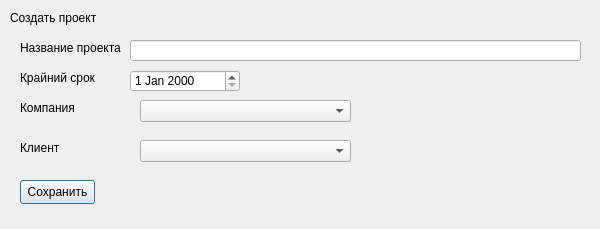
This is createProjectDialog.ui in Barnaga/TerraCRM as Qt 5 draws it before an edit. The edited form follows.
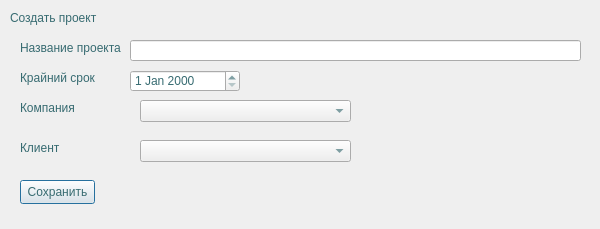
This is the edited form.

```diff
--- a/createProjectDialog.ui
+++ b/createProjectDialog.ui
@@ -13,6 +13,11 @@
   <property name="windowTitle">
    <string>createProjectDialog</string>
   </property>
+  <property name="styleSheet">
+   <string notr="true">QWidget {
+color:rgb(55, 107, 113);
+}</string>
+  </property>
   <widget class="QLabel" name="label">
    <property name="geometry">
     <rect>
```
